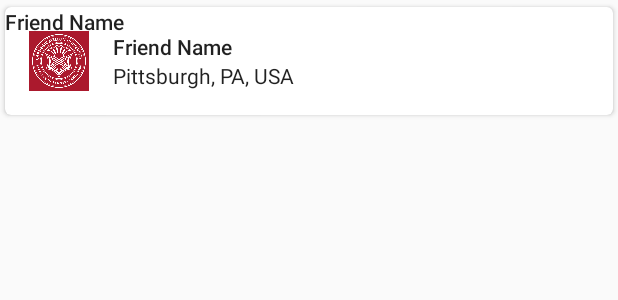
After one commit to justinchuby/CranberryMelon, an Android app: the layout component_contact_list_element.xml on its own in the app's theme, with its tools: preview values and no code run, on a phone screen of 412 x 824 dp. The commit adds this screen. Shown: the top 300 px of the screen. Run offline under Robolectric (Android 15) with nearby library versions, the phone set to English and light mode, and no system bars.

Commit message:
Card view test

```diff
--- a/app/build.gradle
+++ b/app/build.gradle
@@ -23,4 +23,6 @@ dependencies {
     compile fileTree(dir: 'libs', include: ['*.jar'])
     testCompile 'junit:junit:4.12'
     compile 'com.android.support:appcompat-v7:24.2.0'
+    compile 'com.android.support:cardview-v7:24.0.+'
+    compile 'com.android.support:recyclerview-v7:24.0.+'
 }
--- /dev/null
+++ b/app/src/main/res/layout/activity_all_friends.xml
@@ -0,0 +1,11 @@
+<?xml version="1.0" encoding="utf-8"?>
+<LinearLayout xmlns:android="http://schemas.android.com/apk/res/android"
+    android:orientation="vertical" android:layout_width="match_parent"
+    android:layout_height="match_parent"
+    android:baselineAligned="false">
+
+    <ListView
+        android:layout_width="match_parent"
+        android:layout_height="match_parent"
+        android:id="@+id/lvAllContacts" />
+</LinearLayout>
--- /dev/null
+++ b/app/src/main/res/layout/component_contact_list_element.xml
@@ -0,0 +1,78 @@
+<android.support.v7.widget.CardView
+    android:id="@+id/card_view_friend"
+    xmlns:android="http://schemas.android.com/apk/res/android"
+    xmlns:card_view="http://schemas.android.com/apk/res-auto"
+    android:layout_width="wrap_content"
+    android:layout_height="wrap_content"
+    card_view:cardCornerRadius="4dp"
+    card_view:cardUseCompatPadding="true">
+
+    <RelativeLayout
+        android:layout_width="match_parent"
+        android:layout_height="wrap_content"
+        android:minHeight="72dp">
+
+        <ImageView
+            android:id="@+id/avatar_imageview"
+            android:layout_width="40dp"
+            android:layout_height="40dp"
+            android:layout_alignParentLeft="true"
+            android:layout_centerVertical="true"
+            android:layout_marginLeft="16dp"
+            android:layout_marginTop="16dp"
+            android:contentDescription="@string/all_friends_profile_picture_desc"
+            android:src="@drawable/ic_person_grey600_48dp"/>
+            />
+
+        <LinearLayout
+            android:id="@+id/textview_container"
+            android:layout_width="wrap_content"
+            android:layout_height="wrap_content"
+            android:layout_alignWithParentIfMissing="true"
+            android:layout_centerVertical="true"
+            android:layout_marginLeft="16dp"
+            android:layout_marginRight="16dp"
+            android:layout_toLeftOf="@+id/icon_imageview"
+            android:layout_toRightOf="@+id/avatar_imageview"
+            android:orientation="vertical"
+            android:paddingBottom="16dp"
+            android:paddingTop="16dp">
+
+            <TextView
+                android:id="@+id/title_textview"
+                android:layout_width="wrap_content"
+                android:layout_height="wrap_content"
+                android:text="@string/all_friends_list_elem_primary"
+                android:textAppearance="@style/TextAppearance.AppCompat.Body2"/>
+
+            <TextView
+                android:id="@+id/subtitle_textview"
+                android:layout_width="wrap_content"
+                android:layout_height="wrap_content"
+                android:text="@string/all_friends_list_elem_secondary"
+                android:textAppearance="@style/TextAppearance.AppCompat.Body1"/>
+
+        </LinearLayout>
+
+        <ImageView
+            android:id="@+id/icon_imageview"
+            android:layout_width="wrap_content"
+            android:layout_height="wrap_content"
+            android:layout_alignParentRight="true"
+            android:layout_centerVertical="true"
+            android:layout_marginRight="16dp"
+            android:layout_marginTop="16dp"
+            android:contentDescription="@string/imageview_description_user_status"
+            />
+
+        <TextView
+            android:id="@+id/tvTime"
+            android:layout_width="wrap_content"
+            android:layout_height="wrap_content"
+            android:text="@string/all_friends_list_elem_primary"
+            android:textAppearance="@style/TextAppearance.AppCompat.Body2"
+            android:layout_alignParentTop="true" />
+
+    </RelativeLayout>
+
+</android.support.v7.widget.CardView>
--- a/app/src/main/res/values/strings.xml
+++ b/app/src/main/res/values/strings.xml
@@ -1,3 +1,8 @@
 <resources>
     <string name="app_name">CranberryMelon</string>
+    <string name="all_friends_list_elem_primary">Friend Name</string>
+    <string name="all_friends_list_elem_secondary">Pittsburgh, PA, USA</string>
+    <string name="all_friends_profile_picture_desc">description</string>
+    <string name="imageview_description_user_status">imageview_description_user_status</string>
+    <!--<string name="all_friends_list_elem_"-->
 </resources>
--- a/build.gradle
+++ b/build.gradle
@@ -6,7 +6,6 @@ buildscript {
     }
     dependencies {
         classpath 'com.android.tools.build:gradle:2.2.2'
-
         // NOTE: Do not place your application dependencies here; they belong
         // in the individual module build.gradle files
     }
```
Also changed, not shown: app/src/main/res/drawable/ic_person_grey600_48dp.png (added).
